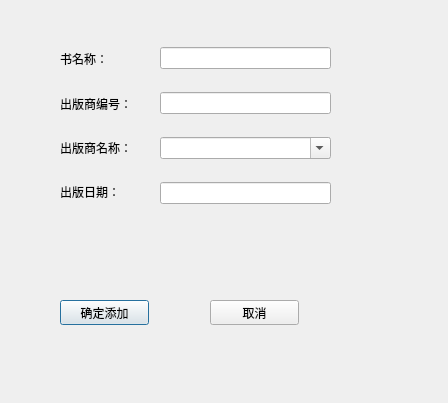
The window that onebookdialog.ui (AtlanticYu/Library) describes before a commit, drawn with Qt 5.
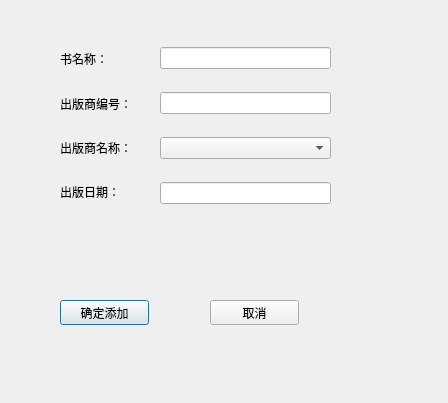
The same window after the commit.

Commit message: cbx不可修改

What changed in the file:
```diff
--- a/onebookdialog.ui
+++ b/onebookdialog.ui
@@ -65,7 +65,7 @@
     <item>
      <widget class="QComboBox" name="CbxAllPress">
       <property name="editable">
-       <bool>true</bool>
+       <bool>false</bool>
       </property>
      </widget>
     </item>
```
Left out of the diff: 2 changed lines with no effect on the pictures. The commit also changes 1 other file.
